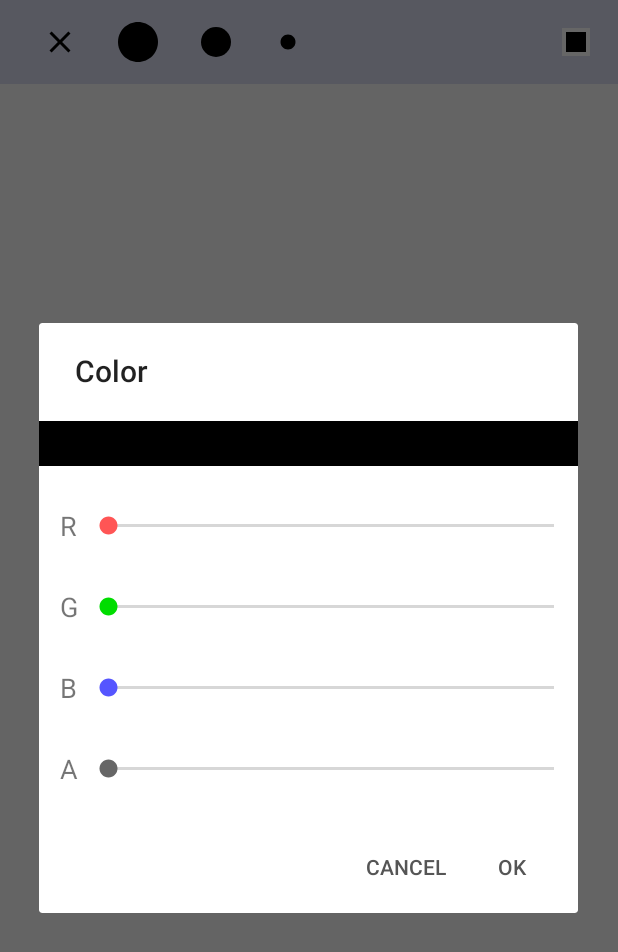
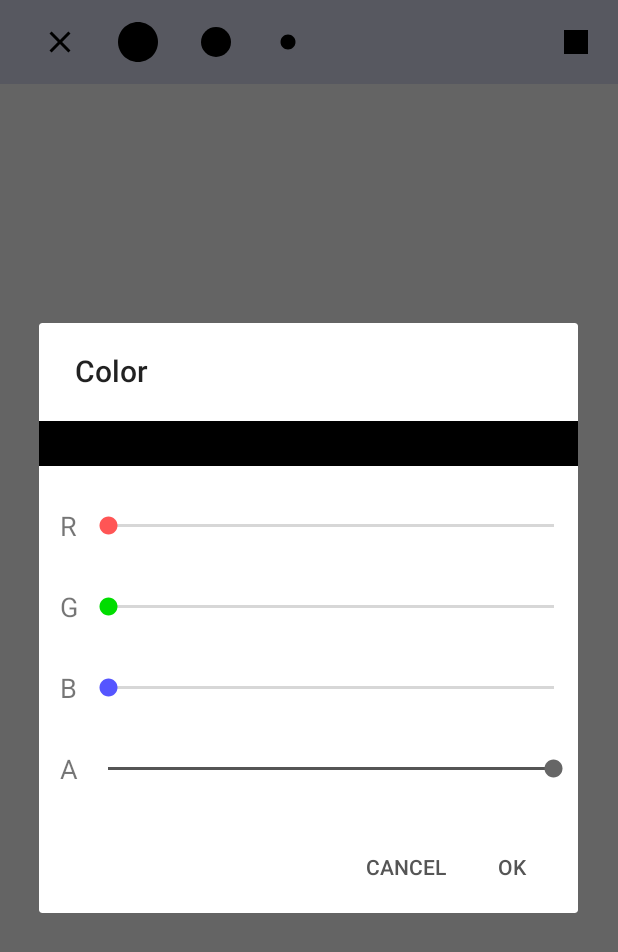
Before and after one commit to Jonsm/CMSC434Doodle, an Android app: the screen it shows after launch (MainActivity), after a tap on "Color", on a phone screen of 412 x 824 dp. Shown: the top 952 px of the screen. Run offline under Robolectric (Android 15) with nearby library versions, the phone set to English and light mode, and no system bars.

Commit message:
made color update when you slide the sliders

```diff
--- a/app/src/main/java/com/example/jon/cmsc434doodle/MainActivity.java
+++ b/app/src/main/java/com/example/jon/cmsc434doodle/MainActivity.java
@@ -1,19 +1,26 @@
 package com.example.jon.cmsc434doodle;
 
 import android.content.DialogInterface;
+import android.graphics.Color;
+import android.graphics.LightingColorFilter;
 import android.support.v7.app.AlertDialog;
 import android.support.v7.app.AppCompatActivity;
 import android.os.Bundle;
+import android.support.v7.view.menu.ActionMenuItemView;
 import android.support.v7.widget.ActionMenuView;
 import android.support.v7.widget.Toolbar;
 import android.view.Menu;
 import android.view.MenuInflater;
 import android.view.MenuItem;
 import android.view.View;
+import android.widget.ImageButton;
+import android.widget.SeekBar;
 import android.widget.Toast;
 
 public class MainActivity extends AppCompatActivity {
     private ActionMenuView amvMenu;
+    private int mainColor = Color.argb(255,0,0,0);
+    private int mainColorTmp = Color.argb(255,0,0,0);
 
     @Override
     protected void onCreate(Bundle savedInstanceState) {
@@ -61,7 +68,6 @@ public class MainActivity extends AppCompatActivity {
                 return true;
 
             case R.id.color:
-                System.out.println("Color");
                 colorDialog();
                 return true;
 
@@ -79,11 +85,29 @@ public class MainActivity extends AppCompatActivity {
         // this is set the view from XML inside AlertDialog
         View alertLayout = getLayoutInflater().inflate(R.layout.color_popup_layout, null);
         alert.setView(alertLayout);
+
+        View colorIndicator = alertLayout.findViewById(R.id.colorIndicator);
+        colorIndicator.setBackgroundColor(mainColor);
+        final ActionMenuItemView colorButton = (ActionMenuItemView) findViewById(R.id.color);
+
+        SeekBar barR = (SeekBar) alertLayout.findViewById(R.id.seekBarR);
+        barR.setProgress(Color.red(mainColor));
+        barR.setOnSeekBarChangeListener(new colorSeekBarListener(2, colorIndicator));
+        SeekBar barG = (SeekBar) alertLayout.findViewById(R.id.seekBarG);
+        barG.setProgress(Color.green(mainColor));
+        barG.setOnSeekBarChangeListener(new colorSeekBarListener(1, colorIndicator));
+        SeekBar barB = (SeekBar) alertLayout.findViewById(R.id.seekBarB);
+        barB.setProgress(Color.blue(mainColor));
+        barB.setOnSeekBarChangeListener(new colorSeekBarListener(0, colorIndicator));
+        SeekBar barA = (SeekBar) alertLayout.findViewById(R.id.seekBarA);
+        barA.setProgress(Color.alpha(mainColor));
+        barA.setOnSeekBarChangeListener(new colorSeekBarListener(3, colorIndicator));
+
         alert.setNegativeButton("Cancel", new DialogInterface.OnClickListener() {
 
             @Override
             public void onClick(DialogInterface dialog, int which) {
-                System.out.println("cancel");
+                mainColorTmp = mainColor;
             }
         });
 
@@ -91,10 +115,51 @@ public class MainActivity extends AppCompatActivity {
 
             @Override
             public void onClick(DialogInterface dialog, int which) {
-                System.out.println("ok");
+                mainColor = mainColorTmp;
+                changeMenuIconColor(colorButton, mainColor);
             }
         });
         AlertDialog dialog = alert.create();
         dialog.show();
     }
+
+    private void changeMenuIconColor(final ActionMenuItemView icon, final int color) {
+        int drawablesCount = icon.getCompoundDrawables().length;
+        for (int k = 0; k < drawablesCount; k++) {
+            if (icon.getCompoundDrawables()[k] != null) {
+                final int finalK = k;
+                icon.post(new Runnable() {
+                    @Override
+                    public void run() {
+                        icon.getCompoundDrawables()[finalK].setColorFilter(new LightingColorFilter(Color.BLACK, color));
+                    }
+                });
+            }
+        }
+    }
+
+    public class colorSeekBarListener implements SeekBar.OnSeekBarChangeListener {
+        int power;
+        View colorIndicator;
+
+        public colorSeekBarListener(int power, View colorIndicator) {
+            this.power = power;
+            this.colorIndicator = colorIndicator;
+        }
+
+        @Override
+        public void onProgressChanged(SeekBar seekBar, int progressValue, boolean fromUser) {
+            mainColorTmp = (mainColorTmp & ~(0xff << 8*power)) | (progressValue << 8*power);
+            colorIndicator.setBackgroundColor(mainColorTmp);
+        }
+
+        @Override
+        public void onStartTrackingTouch(SeekBar seekBar) {
+
+        }
+
+        @Override
+        public void onStopTrackingTouch(SeekBar seekBar) {
+        }
+    }
 }
--- a/app/src/main/res/drawable/ic_stop_black_24dp.xml
+++ b/app/src/main/res/drawable/ic_stop_black_24dp.xml
@@ -5,8 +5,6 @@
         android:viewportHeight="24.0">
     <path
         android:fillColor="#FF000000"
-        android:pathData="M6,6h12v12H6z"
-        android:strokeWidth="2"
-        android:strokeColor="#ffffff">
+        android:pathData="M6,6h12v12H6z">
     </path>
 </vector>
--- a/app/src/main/res/layout/color_popup_layout.xml
+++ b/app/src/main/res/layout/color_popup_layout.xml
@@ -13,7 +13,7 @@
         android:text=""
         android:layout_width="match_parent"
         android:layout_height="30dp"
-        android:id="@+id/textView"
+        android:id="@+id/colorIndicator"
         android:background="#000000"
         android:layout_weight="0.07" />
 
@@ -39,7 +39,8 @@
             android:layout_width="match_parent"
             android:id="@+id/seekBarR"
             android:layout_height="40dp"
-            android:thumbTint="#ff5555"/>
+            android:thumbTint="#ff5555"
+            android:max="255" />
     </LinearLayout>
 
     <LinearLayout
@@ -59,7 +60,8 @@
             android:layout_width="match_parent"
             android:id="@+id/seekBarG"
             android:layout_height="40dp"
-            android:thumbTint="#00dd00"/>
+            android:thumbTint="#00dd00"
+            android:max="255" />
     </LinearLayout>
 
     <LinearLayout
@@ -79,7 +81,8 @@
             android:layout_width="match_parent"
             android:id="@+id/seekBarB"
             android:layout_height="40dp"
-            android:thumbTint="#5555ff"/>
+            android:thumbTint="#5555ff"
+            android:max="255" />
     </LinearLayout>
 
     <LinearLayout
@@ -99,7 +102,8 @@
             android:layout_width="match_parent"
             android:id="@+id/seekBarA"
             android:layout_height="40dp"
-            android:thumbTint="#666666"/>
+            android:thumbTint="#666666"
+            android:max="255" />
     </LinearLayout>
 
 </LinearLayout>
```
